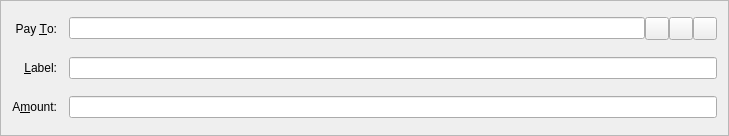
First picture: the form in src/qt/forms/sendcoinsentry.ui, repository Wisecoincore/suncoin, before the edit.
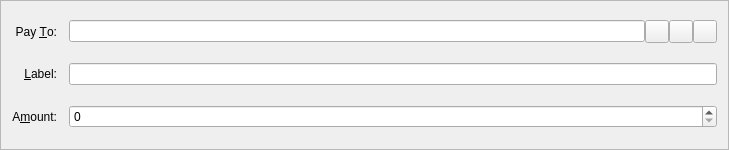
Second picture: the form after the edit. Icons and pictures are not drawn. Custom widgets are drawn as their Qt base class.

What changed in the file:
```diff
--- a/src/qt/forms/sendcoinsentry.ui
+++ b/src/qt/forms/sendcoinsentry.ui
@@ -7,7 +7,7 @@
     <x>0</x>
     <y>0</y>
     <width>729</width>
-    <height>136</height>
+    <height>150</height>
    </rect>
   </property>
   <property name="windowTitle">
@@ -152,7 +152,7 @@
  <customwidgets>
   <customwidget>
    <class>BitcoinAmountField</class>
-   <extends>QLineEdit</extends>
+   <extends>QSpinBox</extends>
    <header>bitcoinamountfield.h</header>
    <container>1</container>
   </customwidget>
```
Left out of the diff: 1 changed line with no effect on the pictures.
